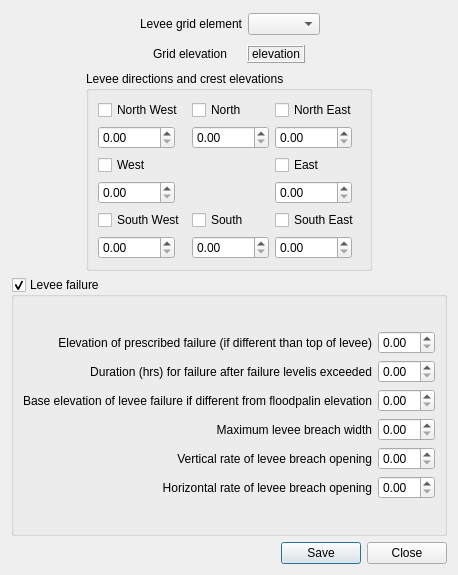
Above: flo2d/ui/individual_levee_data.ui from FLO-2DSoftware/qgis-flo-2d-plugin before the change. Below: the same form after it.
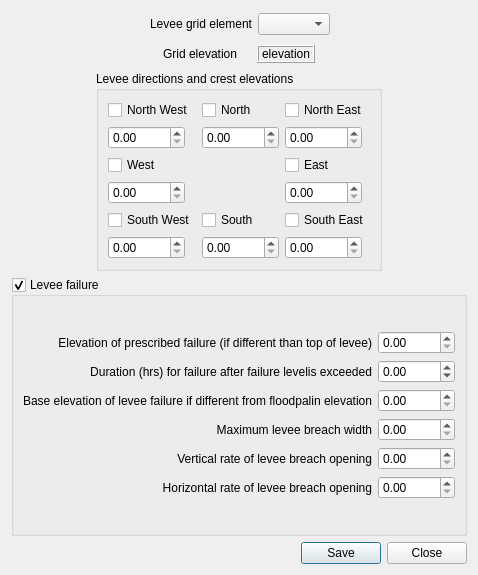
That is the form after the change.

The edit to the form file:
```diff
--- a/flo2d/ui/individual_levee_data.ui
+++ b/flo2d/ui/individual_levee_data.ui
@@ -453,22 +453,49 @@
         <item row="0" column="1">
          <layout class="QGridLayout" name="gridLayout_2">
           <item row="0" column="0">
-           <widget class="QDoubleSpinBox" name="failure_elevation_dbox"/>
+           <widget class="QDoubleSpinBox" name="failure_elevation_dbox">
+            <property name="maximum">
+             <double>99999.000000000000000</double>
+            </property>
+           </widget>
           </item>
           <item row="1" column="0">
-           <widget class="QDoubleSpinBox" name="failure_duration_dbox"/>
+           <widget class="QDoubleSpinBox" name="failure_duration_dbox">
+            <property name="minimum">
+             <double>-99.000000000000000</double>
+            </property>
+           </widget>
           </item>
           <item row="2" column="0">
-           <widget class="QDoubleSpinBox" name="failure_base_elevation_dbox"/>
+           <widget class="QDoubleSpinBox" name="failure_base_elevation_dbox">
+            <property name="maximum">
+             <double>99999.000000000000000</double>
+            </property>
+           </widget>
           </item>
           <item row="3" column="0">
-           <widget class="QDoubleSpinBox" name="failure_max_width_dbox"/>
+           <widget class="QDoubleSpinBox" name="failure_max_width_dbox">
+            <property name="maximum">
+             <double>99999.000000000000000</double>
+            </property>
+           </widget>
           </item>
           <item row="4" column="0">
-           <widget class="QDoubleSpinBox" name="failure_vertical_rate_dbox"/>
+           <widget class="QDoubleSpinBox" name="failure_vertical_rate_dbox">
+            <property name="minimum">
+             <double>0.000000000000000</double>
+            </property>
+            <property name="maximum">
+             <double>9999.000000000000000</double>
+            </property>
+           </widget>
           </item>
           <item row="5" column="0">
-           <widget class="QDoubleSpinBox" name="failure_horizontal_rate_dbox"/>
+           <widget class="QDoubleSpinBox" name="failure_horizontal_rate_dbox">
+            <property name="maximum">
+             <double>9999.000000000000000</double>
+            </property>
+           </widget>
           </item>
          </layout>
         </item>
```
Left out of the diff: 6 changed lines with no effect on the pictures.
